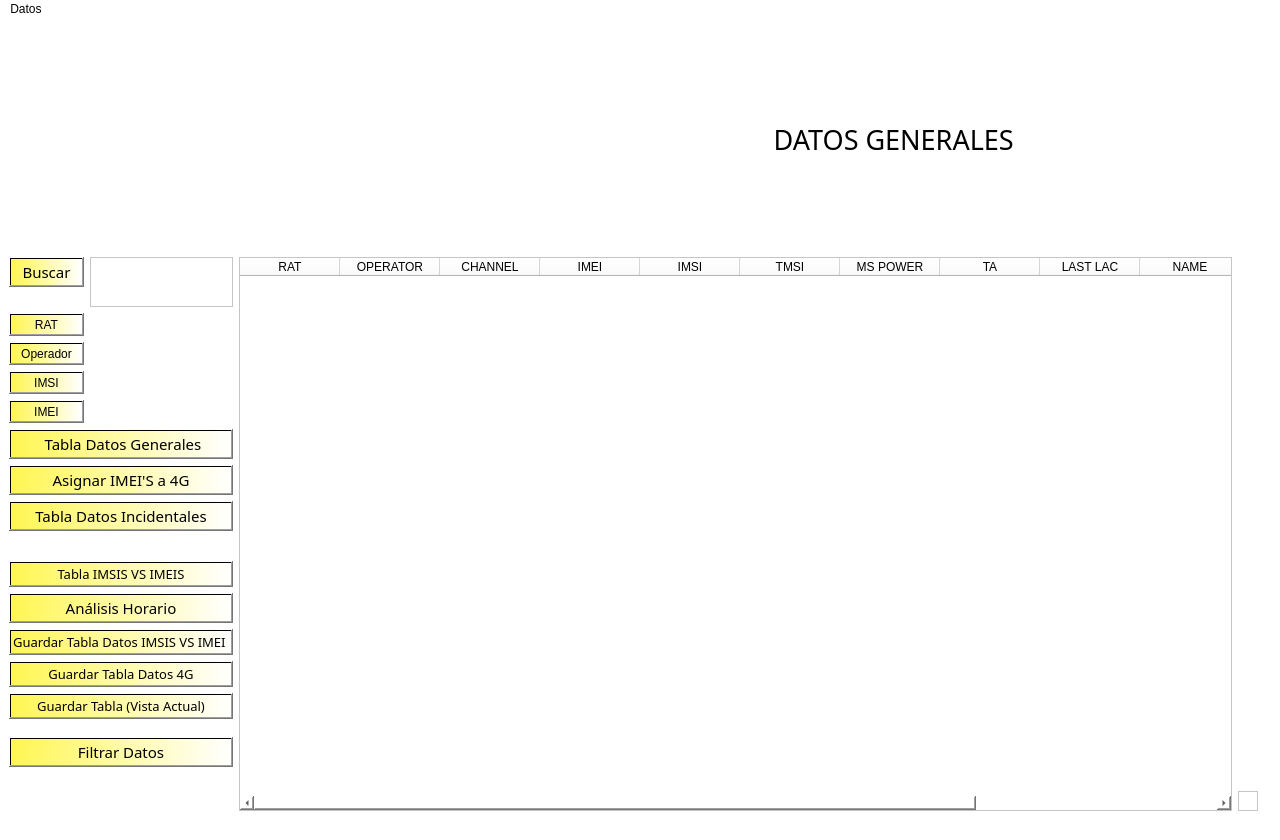
This is Interfaz/UI/VistaGeneralDatos.ui in Dumaru/ExcelReports as Qt 5 draws it before an edit. The edited form follows.
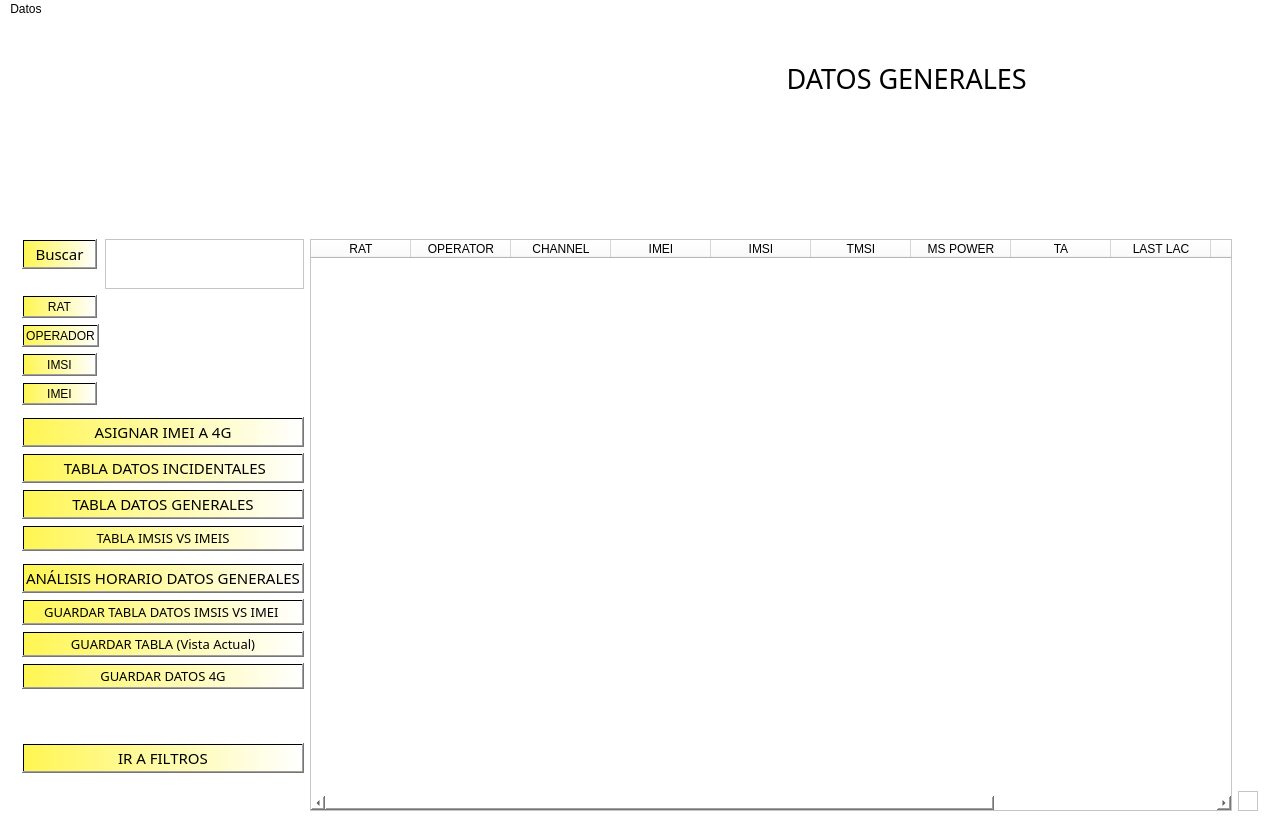
This is the edited form. Icons and pictures are not drawn.

What changed in the file:
```diff
--- a/Interfaz/UI/VistaGeneralDatos.ui
+++ b/Interfaz/UI/VistaGeneralDatos.ui
@@ -30,7 +30,7 @@
   </property>
   <widget class="QWidget" name="centralwidget">
    <layout class="QGridLayout" name="gridLayout_2">
-    <item row="0" column="0">
+    <item row="0" column="3">
      <widget class="QLabel" name="label">
       <property name="font">
        <font>
@@ -46,7 +46,7 @@
       </property>
      </widget>
     </item>
-    <item row="1" column="0">
+    <item row="2" column="3">
      <layout class="QGridLayout" name="gridLayout">
       <item row="55" column="20">
        <widget class="QLabel" name="label_5">
@@ -59,7 +59,7 @@
         </property>
        </widget>
       </item>
-      <item row="25" column="1">
+      <item row="23" column="1">
        <widget class="QPushButton" name="pushButtonAnalisisHorario">
         <property name="font">
          <font>
@@ -71,7 +71,7 @@
          <string notr="true">background-color: qlineargradient(spread:pad, x1:0, y1:0, x2:1, y2:0, stop:0.0149254 rgba(255, 246, 85, 255), stop:1 rgba(255, 255, 255, 255));</string>
         </property>
         <property name="text">
-         <string>Análisis Horario</string>
+         <string>ANÁLISIS HORARIO DATOS GENERALES</string>
         </property>
         <property name="icon">
          <iconset>
@@ -85,32 +85,6 @@
         </property>
        </widget>
       </item>
-      <item row="31" column="1">
-       <widget class="QPushButton" name="pushButtonFiltrarDatos">
-        <property name="font">
-         <font>
-          <family>Corbel</family>
-          <pointsize>11</pointsize>
-         </font>
-        </property>
-        <property name="styleSheet">
-         <string notr="true">background-color: qlineargradient(spread:pad, x1:0, y1:0, x2:1, y2:0, stop:0.0149254 rgba(255, 246, 85, 255), stop:1 rgba(255, 255, 255, 255));</string>
-        </property>
-        <property name="text">
-         <string>Filtrar Datos</string>
-        </property>
-        <property name="icon">
-         <iconset>
-          <normaloff>../Recursos/icons8-ver-80.png</normaloff>../Recursos/icons8-ver-80.png</iconset>
-        </property>
-        <property name="iconSize">
-         <size>
-          <width>40</width>
-          <height>40</height>
-         </size>
-        </property>
-       </widget>
-      </item>
       <item row="18" column="1">
        <widget class="QPushButton" name="pushButtonAsignarIMEIS">
         <property name="font">
@@ -123,7 +97,7 @@
          <string notr="true">background-color: qlineargradient(spread:pad, x1:0, y1:0, x2:1, y2:0, stop:0.0149254 rgba(255, 246, 85, 255), stop:1 rgba(255, 255, 255, 255));</string>
         </property>
         <property name="text">
-         <string>Asignar IMEI'S a 4G</string>
+         <string>ASIGNAR IMEI A 4G</string>
         </property>
         <property name="icon">
          <iconset>
@@ -137,34 +111,8 @@
         </property>
        </widget>
       </item>
-      <item row="28" column="1">
-       <widget class="QPushButton" name="pushButtonGuardarDatos">
-        <property name="font">
-         <font>
-          <family>Corbel</family>
-          <pointsize>10</pointsize>
-         </font>
-        </property>
-        <property name="styleSheet">
-         <string notr="true">background-color: qlineargradient(spread:pad, x1:0, y1:0, x2:1, y2:0, stop:0.0149254 rgba(255, 246, 85, 255), stop:1 rgba(255, 255, 255, 255));</string>
-        </property>
-        <property name="text">
-         <string>Guardar Tabla (Vista Actual)</string>
-        </property>
-        <property name="icon">
-         <iconset resource="../Recursos/ArchiImagenes.qrc">
-          <normaloff>:/Iconos/icons8-añadir-libro-80.png</normaloff>:/Iconos/icons8-añadir-libro-80.png</iconset>
-        </property>
-        <property name="iconSize">
-         <size>
-          <width>40</width>
-          <height>40</height>
-         </size>
-        </property>
-       </widget>
-      </item>
-      <item row="19" column="1">
-       <widget class="QPushButton" name="pushButtonVerDatosIncidentales">
+      <item row="20" column="1">
+       <widget class="QPushButton" name="pushButtonVerTablaOriginal">
         <property name="font">
          <font>
           <family>Corbel</family>
@@ -175,7 +123,7 @@
          <string notr="true">background-color: qlineargradient(spread:pad, x1:0, y1:0, x2:1, y2:0, stop:0.0149254 rgba(255, 246, 85, 255), stop:1 rgba(255, 255, 255, 255));</string>
         </property>
         <property name="text">
-         <string> Tabla Datos Incidentales </string>
+         <string>TABLA DATOS GENERALES</string>
         </property>
         <property name="icon">
          <iconset>
@@ -189,32 +137,6 @@
         </property>
        </widget>
       </item>
-      <item row="26" column="1">
-       <widget class="QPushButton" name="pushButtonGuardarImsisVSImei">
-        <property name="font">
-         <font>
-          <family>Corbel</family>
-          <pointsize>10</pointsize>
-         </font>
-        </property>
-        <property name="styleSheet">
-         <string notr="true">background-color: qlineargradient(spread:pad, x1:0, y1:0, x2:1, y2:0, stop:0.0149254 rgba(255, 246, 85, 255), stop:1 rgba(255, 255, 255, 255));</string>
-        </property>
-        <property name="text">
-         <string>Guardar Tabla Datos IMSIS VS IMEI </string>
-        </property>
-        <property name="icon">
-         <iconset>
-          <normaloff>icons8-añadir-libro-80.png</normaloff>icons8-añadir-libro-80.png</iconset>
-        </property>
-        <property name="iconSize">
-         <size>
-          <width>40</width>
-          <height>40</height>
-         </size>
-        </property>
-       </widget>
-      </item>
       <item row="14" column="1" rowspan="3">
        <layout class="QFormLayout" name="formLayout">
         <item row="2" column="0">
@@ -244,7 +166,17 @@
            <string notr="true">background-color: qlineargradient(spread:pad, x1:0, y1:0, x2:1, y2:0, stop:0.0149254 rgba(255, 246, 85, 255), stop:1 rgba(255, 255, 255, 255));</string>
           </property>
           <property name="text">
-           <string>Operador</string>
+           <string>OPERADOR</string>
+          </property>
+         </widget>
+        </item>
+        <item row="3" column="1">
+         <widget class="QLabel" name="labelOperadorDatos">
+          <property name="styleSheet">
+           <string notr="true">background-color: rgb(255, 255, 255);</string>
+          </property>
+          <property name="text">
+           <string/>
           </property>
          </widget>
         </item>
@@ -354,7 +286,85 @@
         </item>
        </layout>
       </item>
-      <item row="35" column="4">
+      <item row="24" column="1">
+       <widget class="QPushButton" name="pushButtonGuardarImsisVSImei">
+        <property name="font">
+         <font>
+          <family>Corbel</family>
+          <pointsize>10</pointsize>
+         </font>
+        </property>
+        <property name="styleSheet">
+         <string notr="true">background-color: qlineargradient(spread:pad, x1:0, y1:0, x2:1, y2:0, stop:0.0149254 rgba(255, 246, 85, 255), stop:1 rgba(255, 255, 255, 255));</string>
+        </property>
+        <property name="text">
+         <string>GUARDAR TABLA DATOS IMSIS VS IMEI </string>
+        </property>
+        <property name="icon">
+         <iconset>
+          <normaloff>icons8-añadir-libro-80.png</normaloff>icons8-añadir-libro-80.png</iconset>
+        </property>
+        <property name="iconSize">
+         <size>
+          <width>40</width>
+          <height>40</height>
+         </size>
+        </property>
+       </widget>
+      </item>
+      <item row="21" column="1">
+       <widget class="QPushButton" name="pushButtonVerImsisVSImeis">
+        <property name="font">
+         <font>
+          <family>Corbel</family>
+          <pointsize>10</pointsize>
+         </font>
+        </property>
+        <property name="styleSheet">
+         <string notr="true">background-color: qlineargradient(spread:pad, x1:0, y1:0, x2:1, y2:0, stop:0.0149254 rgba(255, 246, 85, 255), stop:1 rgba(255, 255, 255, 255));</string>
+        </property>
+        <property name="text">
+         <string>TABLA IMSIS VS IMEIS</string>
+        </property>
+        <property name="icon">
+         <iconset>
+          <normaloff>icons8-big-data-150.png</normaloff>icons8-big-data-150.png</iconset>
+        </property>
+        <property name="iconSize">
+         <size>
+          <width>40</width>
+          <height>40</height>
+         </size>
+        </property>
+       </widget>
+      </item>
+      <item row="26" column="1">
+       <widget class="QPushButton" name="pushButtonGuardarDatos4G">
+        <property name="font">
+         <font>
+          <family>Corbel</family>
+          <pointsize>10</pointsize>
+         </font>
+        </property>
+        <property name="styleSheet">
+         <string notr="true">background-color: qlineargradient(spread:pad, x1:0, y1:0, x2:1, y2:0, stop:0.0149254 rgba(255, 246, 85, 255), stop:1 rgba(255, 255, 255, 255));</string>
+        </property>
+        <property name="text">
+         <string>GUARDAR DATOS 4G</string>
+        </property>
+        <property name="icon">
+         <iconset>
+          <normaloff>icons8-añadir-libro-80.png</normaloff>icons8-añadir-libro-80.png</iconset>
+        </property>
+        <property name="iconSize">
+         <size>
+          <width>40</width>
+          <height>40</height>
+         </size>
+        </property>
+       </widget>
+      </item>
+      <item row="38" column="4">
        <widget class="QFrame" name="frame">
         <property name="font">
          <font>
@@ -375,33 +385,7 @@
         <layout class="QHBoxLayout" name="horizontalLayout_2"/>
        </widget>
       </item>
-      <item row="17" column="1">
-       <widget class="QPushButton" name="pushButtonVerTablaOriginal">
-        <property name="font">
-         <font>
-          <family>Corbel</family>
-          <pointsize>11</pointsize>
-         </font>
-        </property>
-        <property name="styleSheet">
-         <string notr="true">background-color: qlineargradient(spread:pad, x1:0, y1:0, x2:1, y2:0, stop:0.0149254 rgba(255, 246, 85, 255), stop:1 rgba(255, 255, 255, 255));</string>
-        </property>
-        <property name="text">
-         <string> Tabla Datos Generales</string>
-        </property>
-        <property name="icon">
-         <iconset>
-          <normaloff>../Recursos/icons8-big-data-150.png</normaloff>../Recursos/icons8-big-data-150.png</iconset>
-        </property>
-        <property name="iconSize">
-         <size>
-          <width>40</width>
-          <height>40</height>
-         </size>
-        </property>
-       </widget>
-      </item>
-      <item row="14" column="3" rowspan="22">
+      <item row="14" column="3" rowspan="25">
        <widget class="QTableWidget" name="tableWidgetDatosExcel">
         <property name="styleSheet">
          <string notr="true">background-color: rgb(255, 255, 255);</string>
@@ -468,19 +452,19 @@
         </column>
        </widget>
       </item>
-      <item row="24" column="1">
-       <widget class="QPushButton" name="pushButtonVerImsisVSImeis">
+      <item row="35" column="1">
+       <widget class="QPushButton" name="pushButtonFiltrarDatos">
         <property name="font">
          <font>
           <family>Corbel</family>
-          <pointsize>10</pointsize>
+          <pointsize>11</pointsize>
          </font>
         </property>
         <property name="styleSheet">
          <string notr="true">background-color: qlineargradient(spread:pad, x1:0, y1:0, x2:1, y2:0, stop:0.0149254 rgba(255, 246, 85, 255), stop:1 rgba(255, 255, 255, 255));</string>
         </property>
         <property name="text">
-         <string>Tabla IMSIS VS IMEIS</string>
+         <string>IR A FILTROS</string>
         </property>
         <property name="icon">
          <iconset>
@@ -494,23 +478,49 @@
         </property>
        </widget>
       </item>
-      <item row="27" column="1">
-       <widget class="QPushButton" name="pushButtonGuardarDatos4G">
+      <item row="19" column="1">
+       <widget class="QPushButton" name="pushButtonVerDatosIncidentales">
         <property name="font">
          <font>
           <family>Corbel</family>
-          <pointsize>10</pointsize>
+          <pointsize>11</pointsize>
          </font>
         </property>
         <property name="styleSheet">
          <string notr="true">background-color: qlineargradient(spread:pad, x1:0, y1:0, x2:1, y2:0, stop:0.0149254 rgba(255, 246, 85, 255), stop:1 rgba(255, 255, 255, 255));</string>
         </property>
         <property name="text">
-         <string>Guardar Tabla Datos 4G</string>
+         <string> TABLA DATOS INCIDENTALES</string>
         </property>
         <property name="icon">
          <iconset>
-          <normaloff>icons8-añadir-libro-80.png</normaloff>icons8-añadir-libro-80.png</iconset>
+          <normaloff>../Recursos/icons8-big-data-150.png</normaloff>../Recursos/icons8-big-data-150.png</iconset>
+        </property>
+        <property name="iconSize">
+         <size>
+          <width>40</width>
+          <height>40</height>
+         </size>
+        </property>
+       </widget>
+      </item>
+      <item row="25" column="1">
+       <widget class="QPushButton" name="pushButtonGuardarDatos">
+        <property name="font">
+         <font>
+          <family>Corbel</family>
+          <pointsize>10</pointsize>
+         </font>
+        </property>
+        <property name="styleSheet">
+         <string notr="true">background-color: qlineargradient(spread:pad, x1:0, y1:0, x2:1, y2:0, stop:0.0149254 rgba(255, 246, 85, 255), stop:1 rgba(255, 255, 255, 255));</string>
+        </property>
+        <property name="text">
+         <string>GUARDAR TABLA (Vista Actual)</string>
+        </property>
+        <property name="icon">
+         <iconset resource="../Recursos/ArchiImagenes.qrc">
+          <normaloff>:/Iconos/icons8-añadir-libro-80.png</normaloff>:/Iconos/icons8-añadir-libro-80.png</iconset>
         </property>
         <property name="iconSize">
          <size>
@@ -522,6 +532,23 @@
       </item>
      </layout>
     </item>
+    <item row="0" column="0">
+     <widget class="QLabel" name="label_2">
+      <property name="text">
+       <string/>
+      </property>
+     </widget>
+    </item>
+    <item row="1" column="3">
+     <widget class="QLabel" name="label_3">
+      <property name="text">
+       <string/>
+      </property>
+      <property name="pixmap">
+       <pixmap resource="../Recursos/ArchiImagenes.qrc">:/Logos/logoRaptor.png</pixmap>
+      </property>
+     </widget>
+    </item>
    </layout>
   </widget>
   <widget class="QMenuBar" name="menubar">
```
Left out of the diff: 34 changed lines with no effect on the pictures.
